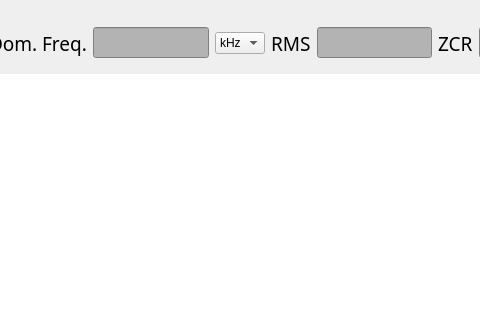
First picture: the form in application/src/mainwindow.ui, repository misadecki/acoustiqt, before the edit; both pictures show x 397 to 877 and y 0 to 320 of the 1167 by 713 pixel window.
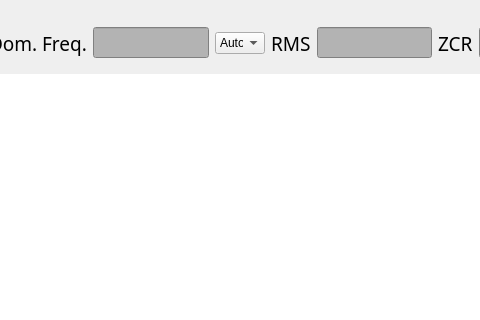
Second picture: the form after the edit. Icons and pictures are not drawn. Custom widgets are drawn as their Qt base class.

```diff
--- a/application/src/mainwindow.ui
+++ b/application/src/mainwindow.ui
@@ -202,7 +202,7 @@
                </property>
                <item>
                 <property name="text">
-                 <string>kHz</string>
+                 <string>Auto</string>
                 </property>
                </item>
                <item>
```
Left out of the diff: 5 changed lines with no effect on the pictures.
